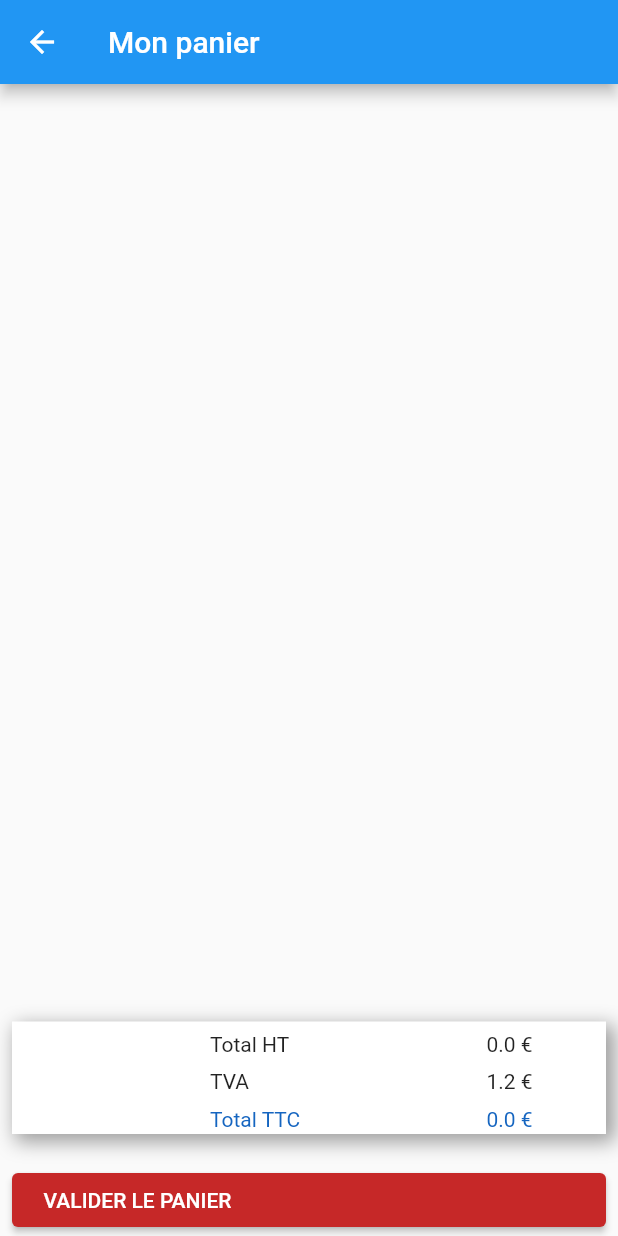
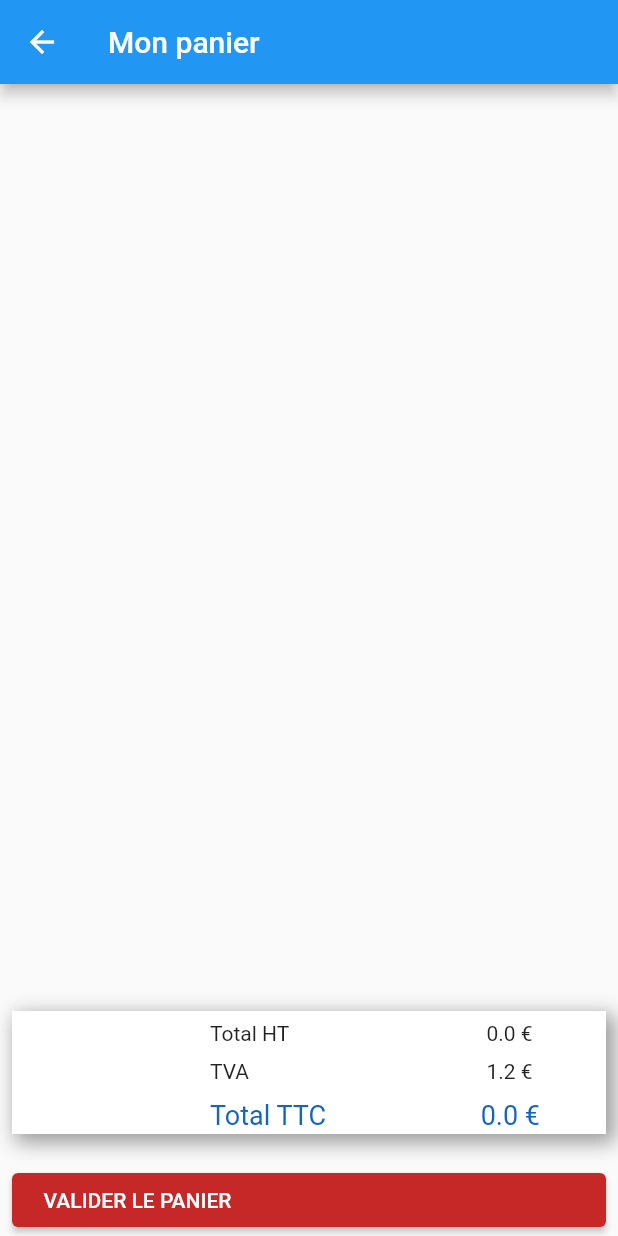
Before and after one commit to Keryanne/pizzeria, a Flutter app: the screen it shows after launch, after a tap on the "shopping cart" icon, on a phone screen of 412 x 824 dp. Run offline on Flutter 3.47's test engine with Material 2 defaults, Android fonts, the phone set to English and light mode, and no system bars.

Commit message:
Update panier.dart

```diff
--- a/lib/ui/panier.dart
+++ b/lib/ui/panier.dart
@@ -55,8 +55,8 @@ class _PanierState extends State<Panier> {
                       ]),
                       TableRow(children: [
                       Column(children: [Text('', style: TextStyle(height: 1.0))]),
-                      Column(crossAxisAlignment: CrossAxisAlignment.start, children: [Text('Total TTC', style: TextStyle(height: 1.8, color: Colors.blue.shade800,))]),
-                      Column(children: [Text(' ${widget._cart.totalPanier()} €', style: TextStyle(height: 1.8, color: Colors.blue.shade800,))])
+                      Column(crossAxisAlignment: CrossAxisAlignment.start, children: [Text('Total TTC', style: TextStyle(height: 1.8, color: Colors.blue.shade800, fontSize: 18))]),
+                      Column(children: [Text(' ${widget._cart.totalPanier()} €', style: TextStyle(height: 1.8, color: Colors.blue.shade800, fontSize: 18))])
                       ]),
                   ],
                 ),
```
